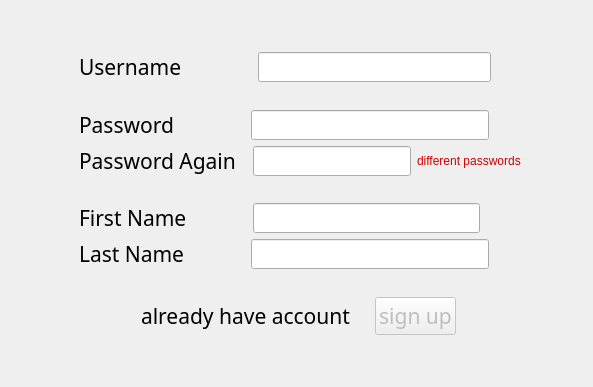
Old version of the form messenger/sign_in.ui in the repository SeyedAliamiri/Messenger_cpp-31-_9.
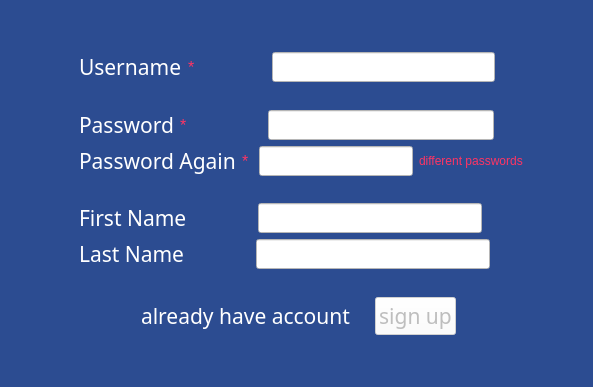
New version of the form.

```diff
--- a/messenger/sign_in.ui
+++ b/messenger/sign_in.ui
@@ -14,6 +14,9 @@
    <string>MainWindow</string>
   </property>
   <widget class="QWidget" name="centralwidget">
+   <property name="styleSheet">
+    <string notr="true">background-color: rgb(44, 76, 145);</string>
+   </property>
    <layout class="QVBoxLayout" name="verticalLayout">
     <item>
      <layout class="QVBoxLayout" name="verticalLayout_2" stretch="2,1,1,1,1,1,1,1,1,2,2">
@@ -31,7 +34,7 @@
        </spacer>
       </item>
       <item>
-       <layout class="QHBoxLayout" name="horizontalLayout" stretch="0,0,5,2">
+       <layout class="QHBoxLayout" name="horizontalLayout" stretch="0,0,0,5,2">
         <item>
          <spacer name="horizontalSpace">
           <property name="orientation">
@@ -56,8 +59,26 @@
             <pointsize>16</pointsize>
            </font>
           </property>
+          <property name="styleSheet">
+           <string notr="true">color: rgb(255, 255, 255);</string>
+          </property>
           <property name="text">
-           <string>Username             </string>
+           <string>Username</string>
+          </property>
+         </widget>
+        </item>
+        <item>
+         <widget class="QLabel" name="label_6">
+          <property name="font">
+           <font>
+            <pointsize>12</pointsize>
+           </font>
+          </property>
+          <property name="styleSheet">
+           <string notr="true">color: rgb(255, 52, 99);</string>
+          </property>
+          <property name="text">
+           <string>*                </string>
           </property>
          </widget>
         </item>
@@ -69,6 +90,9 @@
             <verstretch>0</verstretch>
            </sizepolicy>
           </property>
+          <property name="styleSheet">
+           <string notr="true">background-color: rgb(255, 255, 255);</string>
+          </property>
           <property name="echoMode">
            <enum>QLineEdit::Normal</enum>
           </property>
@@ -103,7 +127,7 @@
        </spacer>
       </item>
       <item>
-       <layout class="QHBoxLayout" name="horizontalLayout_2" stretch="0,0,5,2">
+       <layout class="QHBoxLayout" name="horizontalLayout_2" stretch="0,0,0,5,2">
         <item>
          <spacer name="horizontalSpacer_3">
           <property name="orientation">
@@ -128,8 +152,26 @@
             <pointsize>16</pointsize>
            </font>
           </property>
+          <property name="styleSheet">
+           <string notr="true">color: rgb(255, 255, 255);</string>
+          </property>
           <property name="text">
-           <string>Password             </string>
+           <string>Password</string>
+          </property>
+         </widget>
+        </item>
+        <item>
+         <widget class="QLabel" name="label_8">
+          <property name="font">
+           <font>
+            <pointsize>12</pointsize>
+           </font>
+          </property>
+          <property name="styleSheet">
+           <string notr="true">color: rgb(255, 52, 99);</string>
+          </property>
+          <property name="text">
+           <string>*                 </string>
           </property>
          </widget>
         </item>
@@ -141,6 +183,9 @@
             <verstretch>0</verstretch>
            </sizepolicy>
           </property>
+          <property name="styleSheet">
+           <string notr="true">background-color: rgb(255, 255, 255);</string>
+          </property>
           <property name="echoMode">
            <enum>QLineEdit::Password</enum>
           </property>
@@ -165,7 +210,7 @@
        </layout>
       </item>
       <item>
-       <layout class="QHBoxLayout" name="horizontalLayout_3" stretch="0,0,5,0,2">
+       <layout class="QHBoxLayout" name="horizontalLayout_3" stretch="0,0,0,5,0,2">
         <item>
          <spacer name="horizontalSpacer_5">
           <property name="orientation">
@@ -190,8 +235,26 @@
             <pointsize>16</pointsize>
            </font>
           </property>
+          <property name="styleSheet">
+           <string notr="true">color: rgb(255, 255, 255);</string>
+          </property>
           <property name="text">
-           <string>Password Again  </string>
+           <string>Password Again</string>
+          </property>
+         </widget>
+        </item>
+        <item>
+         <widget class="QLabel" name="label_9">
+          <property name="font">
+           <font>
+            <pointsize>12</pointsize>
+           </font>
+          </property>
+          <property name="styleSheet">
+           <string notr="true">color: rgb(255, 52, 99);</string>
+          </property>
+          <property name="text">
+           <string>* </string>
           </property>
          </widget>
         </item>
@@ -203,6 +266,9 @@
             <verstretch>0</verstretch>
            </sizepolicy>
           </property>
+          <property name="styleSheet">
+           <string notr="true">background-color: rgb(255, 255, 255);</string>
+          </property>
           <property name="echoMode">
            <enum>QLineEdit::Password</enum>
           </property>
@@ -211,7 +277,7 @@
         <item>
          <widget class="QLabel" name="diffrent_error">
           <property name="styleSheet">
-           <string notr="true">color: rgb(202, 0, 0);</string>
+           <string notr="true">color: rgb(255, 52, 99);</string>
           </property>
           <property name="text">
            <string>different passwords</string>
@@ -272,8 +338,11 @@
             <pointsize>16</pointsize>
            </font>
           </property>
+          <property name="styleSheet">
+           <string notr="true">color: rgb(255, 255, 255);</string>
+          </property>
           <property name="text">
-           <string>First Name           </string>
+           <string>First Name            </string>
           </property>
          </widget>
         </item>
@@ -285,6 +354,9 @@
             <verstretch>0</verstretch>
            </sizepolicy>
           </property>
+          <property name="styleSheet">
+           <string notr="true">background-color: rgb(255, 255, 255);</string>
+          </property>
           <property name="echoMode">
            <enum>QLineEdit::Normal</enum>
           </property>
@@ -341,8 +413,11 @@
             <pointsize>16</pointsize>
            </font>
           </property>
+          <property name="styleSheet">
+           <string notr="true">color: rgb(255, 255, 255);</string>
+          </property>
           <property name="text">
-           <string>Last Name           </string>
+           <string>Last Name            </string>
           </property>
          </widget>
         </item>
@@ -354,6 +429,9 @@
             <verstretch>0</verstretch>
            </sizepolicy>
           </property>
+          <property name="styleSheet">
+           <string notr="true">background-color: rgb(255, 255, 255);</string>
+          </property>
           <property name="echoMode">
            <enum>QLineEdit::Normal</enum>
           </property>
@@ -413,6 +491,9 @@
             <pointsize>16</pointsize>
            </font>
           </property>
+          <property name="styleSheet">
+           <string notr="true">color: rgb(255, 255, 255);</string>
+          </property>
           <property name="text">
            <string>already have account</string>
           </property>
@@ -448,6 +529,9 @@
             <pointsize>16</pointsize>
            </font>
           </property>
+          <property name="styleSheet">
+           <string notr="true">background-color: rgb(255, 255, 255);</string>
+          </property>
           <property name="text">
            <string>sign up</string>
           </property>
```
